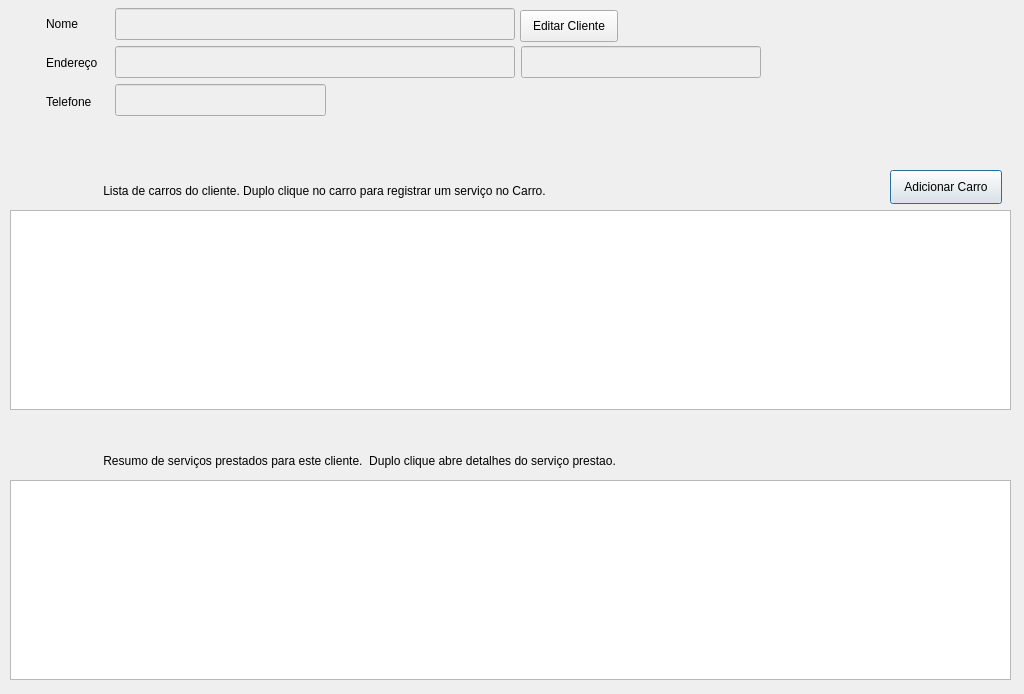
Old version of the form clientinfo.ui in the repository bedi1982/Oficina.
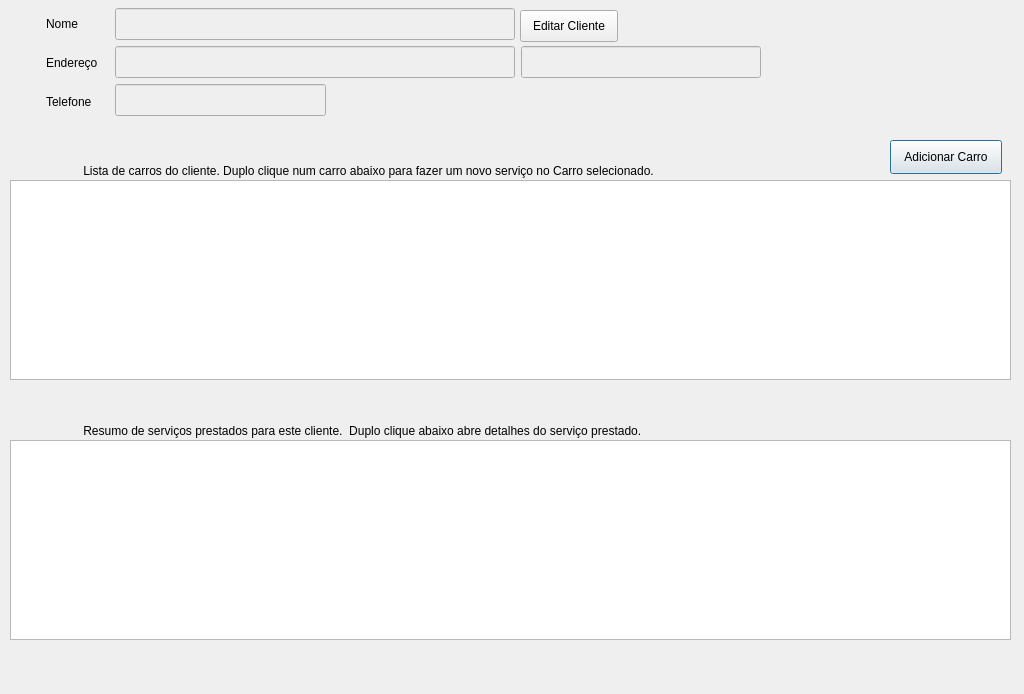
New version of the form.

Patch:
```diff
--- a/clientinfo.ui
+++ b/clientinfo.ui
@@ -48,7 +48,7 @@
    <property name="geometry">
     <rect>
      <x>10</x>
-     <y>210</y>
+     <y>180</y>
      <width>1001</width>
      <height>200</height>
     </rect>
@@ -70,7 +70,7 @@
    <property name="geometry">
     <rect>
      <x>890</x>
-     <y>170</y>
+     <y>140</y>
      <width>112</width>
      <height>34</height>
     </rect>
@@ -88,8 +88,8 @@
   <widget class="QLabel" name="lbl_NewCarIcon">
    <property name="geometry">
     <rect>
-     <x>20</x>
-     <y>140</y>
+     <x>10</x>
+     <y>130</y>
      <width>48</width>
      <height>48</height>
     </rect>
@@ -113,14 +113,14 @@
   <widget class="QLabel" name="lbl_ClientCars">
    <property name="geometry">
     <rect>
-     <x>70</x>
-     <y>180</y>
-     <width>551</width>
+     <x>50</x>
+     <y>160</y>
+     <width>691</width>
      <height>18</height>
     </rect>
    </property>
    <property name="text">
-    <string>          Lista de carros do cliente. Duplo clique no carro para registrar um serviço no Carro.</string>
+    <string>          Lista de carros do cliente. Duplo clique num carro abaixo para fazer um novo serviço no Carro selecionado.</string>
    </property>
    <property name="alignment">
     <set>Qt::AlignBottom|Qt::AlignLeading|Qt::AlignLeft</set>
@@ -323,9 +323,9 @@
   <widget class="QLabel" name="lbl_ClientServicesHistoric">
    <property name="geometry">
     <rect>
-     <x>70</x>
-     <y>450</y>
-     <width>641</width>
+     <x>50</x>
+     <y>420</y>
+     <width>671</width>
      <height>18</height>
     </rect>
    </property>
@@ -336,7 +336,7 @@
     </size>
    </property>
    <property name="text">
-    <string>          Resumo de serviços prestados para este cliente.  Duplo clique abre detalhes do serviço prestao.</string>
+    <string>          Resumo de serviços prestados para este cliente.  Duplo clique abaixo abre detalhes do serviço prestado.</string>
    </property>
    <property name="alignment">
     <set>Qt::AlignBottom|Qt::AlignLeading|Qt::AlignLeft</set>
@@ -346,7 +346,7 @@
    <property name="geometry">
     <rect>
      <x>10</x>
-     <y>480</y>
+     <y>440</y>
      <width>1001</width>
      <height>200</height>
     </rect>
@@ -367,8 +367,8 @@
   <widget class="QLabel" name="lbl_ServiceIcon">
    <property name="geometry">
     <rect>
-     <x>30</x>
-     <y>430</y>
+     <x>20</x>
+     <y>390</y>
      <width>48</width>
      <height>48</height>
     </rect>
```
